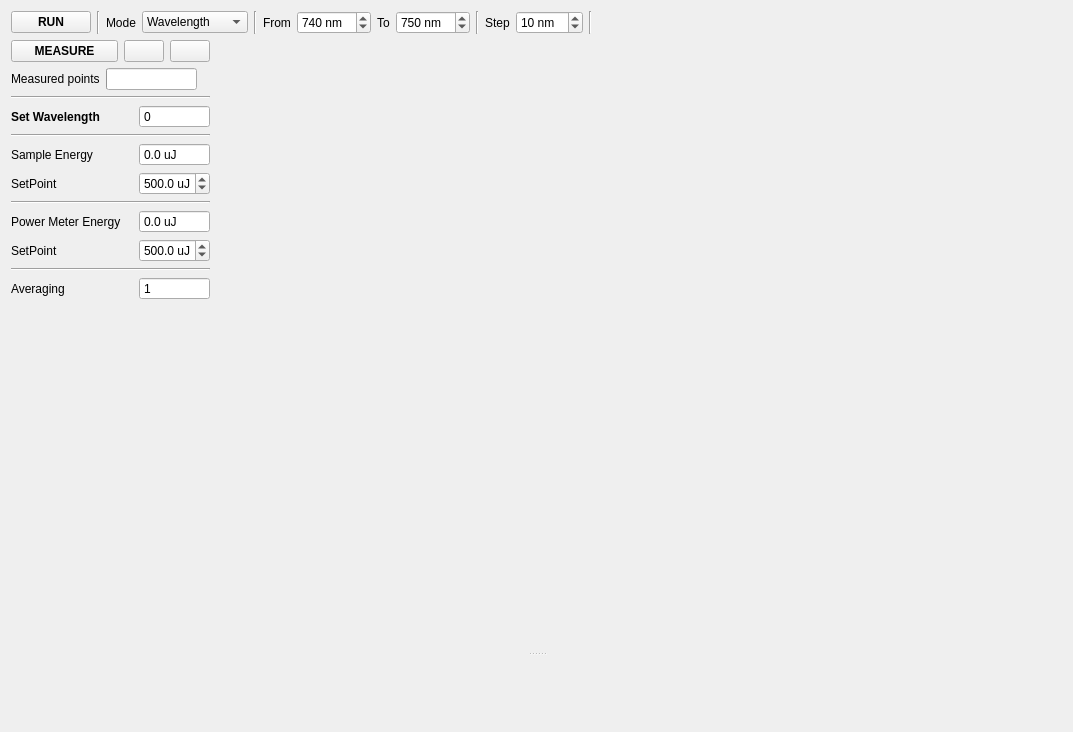
Qt form modules/gui/designer/curve_measure_widget.ui (Kaldarinz/PA-RSCF-22-72-00015-) before a commit.
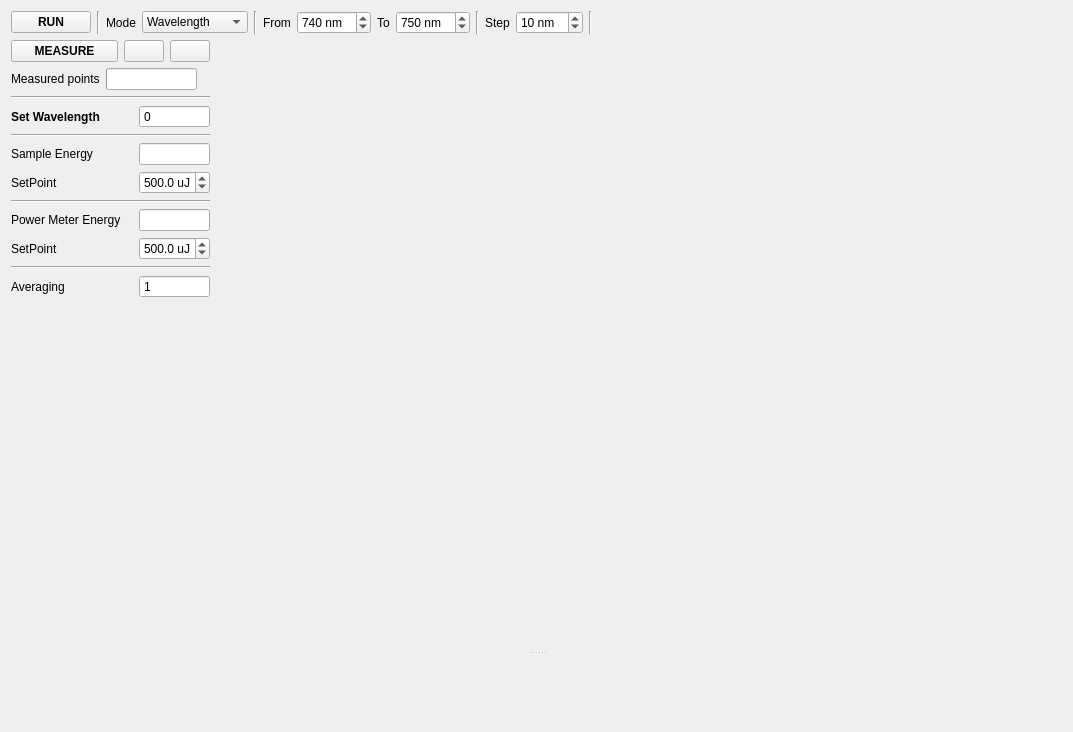
The same form after that commit. Icons and pictures are not drawn. Custom widgets are drawn as their Qt base class.

The edit to the form file:
```diff
--- a/modules/gui/designer/curve_measure_widget.ui
+++ b/modules/gui/designer/curve_measure_widget.ui
@@ -224,7 +224,7 @@
      <property name="orientation">
       <enum>Qt::Vertical</enum>
      </property>
-     <widget class="QWidget" name="">
+     <widget class="QWidget" name="layoutWidget">
       <layout class="QHBoxLayout" name="lo_measure">
        <item>
         <widget class="QWidget" name="w_measure" native="true">
@@ -450,9 +450,9 @@
              </widget>
             </item>
             <item>
-             <widget class="QuantSpinBox" name="sb_sample_en">
+             <widget class="QLineEdit" name="le_sample_en">
               <property name="sizePolicy">
-               <sizepolicy hsizetype="Minimum" vsizetype="Fixed">
+               <sizepolicy hsizetype="Fixed" vsizetype="Fixed">
                 <horstretch>0</horstretch>
                 <verstretch>0</verstretch>
                </sizepolicy>
@@ -469,30 +469,6 @@
                 <height>16777215</height>
                </size>
               </property>
-              <property name="readOnly">
-               <bool>true</bool>
-              </property>
-              <property name="buttonSymbols">
-               <enum>QAbstractSpinBox::NoButtons</enum>
-              </property>
-              <property name="suffix">
-               <string> uJ</string>
-              </property>
-              <property name="decimals">
-               <number>1</number>
-              </property>
-              <property name="minimum">
-               <double>0.000000000000000</double>
-              </property>
-              <property name="maximum">
-               <double>2000.000000000000000</double>
-              </property>
-              <property name="singleStep">
-               <double>50.000000000000000</double>
-              </property>
-              <property name="value">
-               <double>0.000000000000000</double>
-              </property>
              </widget>
             </item>
            </layout>
@@ -568,46 +544,19 @@
              </widget>
             </item>
             <item>
-             <widget class="QuantSpinBox" name="sb_pm_en">
+             <widget class="QLineEdit" name="le_pm_en">
               <property name="sizePolicy">
                <sizepolicy hsizetype="Minimum" vsizetype="Fixed">
                 <horstretch>0</horstretch>
                 <verstretch>0</verstretch>
                </sizepolicy>
               </property>
-              <property name="minimumSize">
-               <size>
-                <width>71</width>
-                <height>0</height>
-               </size>
-              </property>
               <property name="maximumSize">
                <size>
                 <width>71</width>
                 <height>16777215</height>
                </size>
               </property>
-              <property name="readOnly">
-               <bool>true</bool>
-              </property>
-              <property name="buttonSymbols">
-               <enum>QAbstractSpinBox::NoButtons</enum>
-              </property>
-              <property name="suffix">
-               <string> uJ</string>
-              </property>
-              <property name="decimals">
-               <number>1</number>
-              </property>
-              <property name="minimum">
-               <double>0.000000000000000</double>
-              </property>
-              <property name="maximum">
-               <double>2000.000000000000000</double>
-              </property>
-              <property name="value">
-               <double>0.000000000000000</double>
-              </property>
              </widget>
             </item>
            </layout>
```
